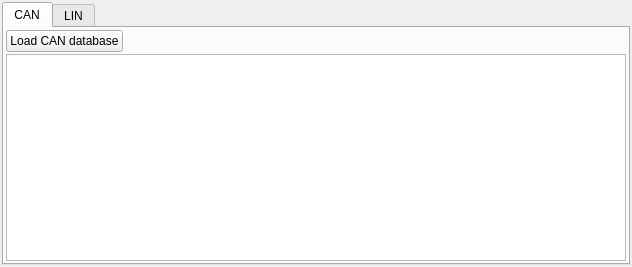
Before: the Qt Designer form src/asammdf/gui/ui/bus_database_manager.ui in danielhrisca/asammdf, drawn with Qt 5.
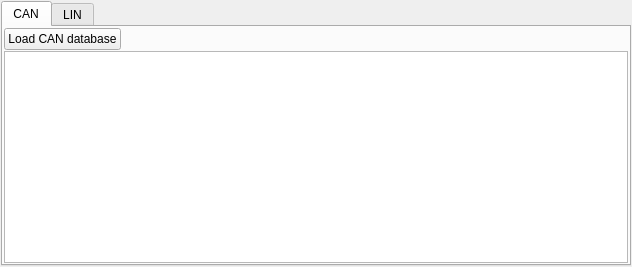
After: the same form once the commit is applied. Icons and pictures are not drawn. Custom widgets are drawn as their Qt base class.

Patch:
```diff
--- a/src/asammdf/gui/ui/bus_database_manager.ui
+++ b/src/asammdf/gui/ui/bus_database_manager.ui
@@ -15,19 +15,19 @@
   </property>
   <layout class="QGridLayout" name="gridLayout">
    <property name="leftMargin">
-  <number>2</number>
+  <number>1</number>
 </property>
    <property name="topMargin">
-  <number>2</number>
+  <number>1</number>
 </property>
    <property name="rightMargin">
-  <number>2</number>
+  <number>1</number>
 </property>
    <property name="bottomMargin">
-  <number>2</number>
+  <number>1</number>
 </property>
    <property name="spacing">
-  <number>2</number>
+  <number>1</number>
 </property>
    <item row="0" column="0">
     <widget class="QTabWidget" name="tabWidget">
@@ -40,19 +40,19 @@
       </attribute>
       <layout class="QGridLayout" name="gridLayout_4">
        <property name="leftMargin">
-  <number>2</number>
+  <number>1</number>
 </property>
        <property name="topMargin">
-  <number>2</number>
+  <number>1</number>
 </property>
        <property name="rightMargin">
-  <number>2</number>
+  <number>1</number>
 </property>
        <property name="bottomMargin">
-  <number>2</number>
+  <number>1</number>
 </property>
        <property name="spacing">
-  <number>2</number>
+  <number>1</number>
 </property>
        <item row="0" column="0">
         <widget class="QPushButton" name="load_can_database_btn">
```
Left out of the diff: 10 changed lines with no effect on the pictures.
